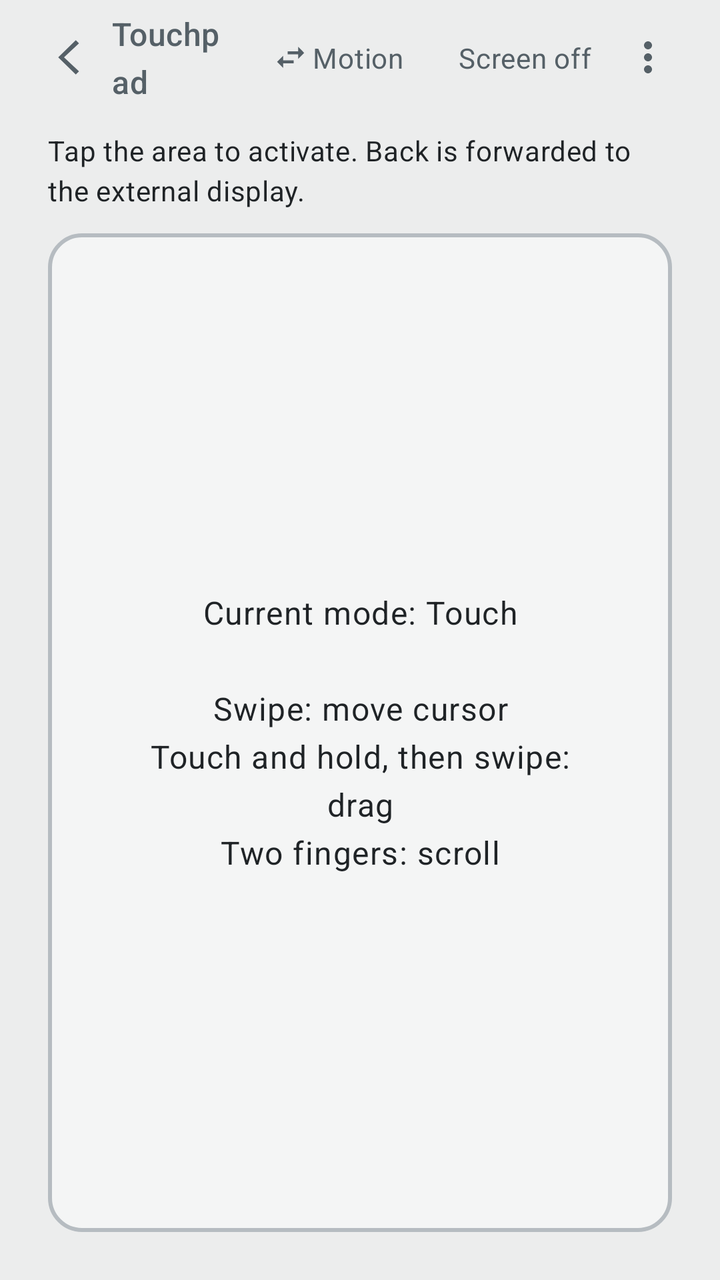
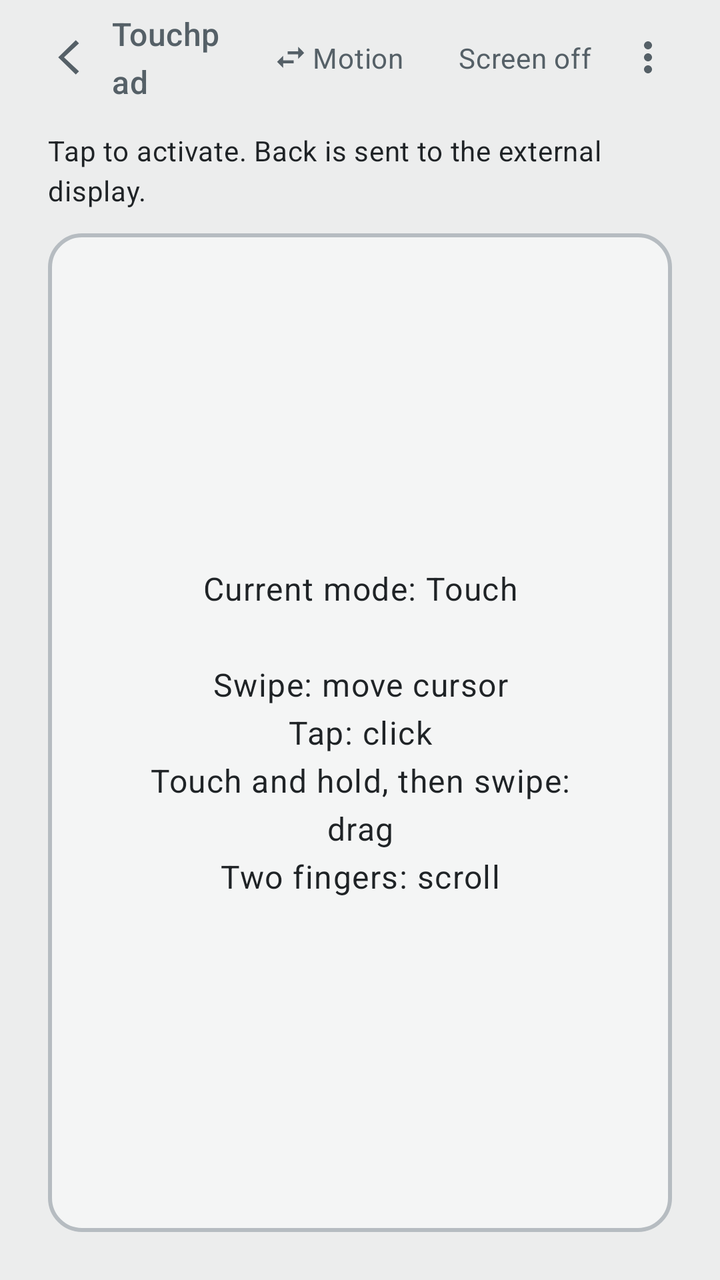

Compare the two renders of this Android layout. The source of the first and the diff that turns it into the second are given below.
<!-- AndroidManifest.xml: application theme Theme.DeskControl -->
<!-- res/layout/activity_touchpad.xml -->
<?xml version="1.0" encoding="utf-8"?>
<FrameLayout xmlns:android="http://schemas.android.com/apk/res/android"
    xmlns:app="http://schemas.android.com/apk/res-auto"
    android:id="@+id/touchpadRoot"
    android:layout_width="match_parent"
    android:layout_height="match_parent">

    <LinearLayout
        android:layout_width="match_parent"
        android:layout_height="match_parent"
        android:orientation="vertical"
        android:background="@color/touchpadBackground">

        <LinearLayout
            android:id="@+id/touchpadToolbar"
            android:layout_width="match_parent"
            android:layout_height="wrap_content"
            android:minHeight="48dp"
            android:paddingHorizontal="16dp"
            android:paddingVertical="6dp"
            android:gravity="center_vertical"
            android:background="@color/touchpadBackground">

            <ImageButton
                android:id="@+id/touchpadBack"
                android:layout_width="40dp"
                android:layout_height="40dp"
                android:background="?attr/selectableItemBackgroundBorderless"
                android:contentDescription="@string/touchpad_back_button"
                android:scaleType="center"
                android:src="@drawable/ic_back"
                app:tint="@color/touchpadToolbarText" />

            <com.google.android.material.textview.MaterialTextView
                android:id="@+id/touchpadTitle"
                android:layout_width="0dp"
                android:layout_height="wrap_content"
                android:layout_weight="1"
                android:gravity="center_vertical|start"
                android:text="@string/touchpad_title"
                android:textAppearance="?attr/textAppearanceTitleMedium"
                android:textColor="@color/touchpadToolbarText" />

            <LinearLayout
                android:id="@+id/touchpadSwitchToRay"
                android:layout_width="104dp"
                android:layout_height="wrap_content"
                android:background="?attr/selectableItemBackgroundBorderless"
                android:clickable="true"
                android:contentDescription="@string/control_surface_switch_action_to_motion"
                android:focusable="true"
                android:gravity="center"
                android:orientation="horizontal"
                android:paddingHorizontal="8dp"
                android:paddingVertical="6dp">

                <ImageView
                    android:layout_width="18dp"
                    android:layout_height="18dp"
                    android:importantForAccessibility="no"
                    android:src="@drawable/ic_swap_horiz"
                    app:tint="@color/touchpadToolbarText" />

                <com.google.android.material.textview.MaterialTextView
                    android:layout_width="wrap_content"
                    android:layout_height="wrap_content"
                    android:layout_marginStart="2dp"
                    android:text="@string/control_surface_switch_to_motion"
                    android:textAppearance="?attr/textAppearanceBodyMedium"
                    android:textColor="@color/touchpadToolbarText" />
            </LinearLayout>

            <com.google.android.material.textview.MaterialTextView
                android:id="@+id/touchpadBlackout"
                android:layout_width="wrap_content"
                android:layout_height="wrap_content"
                android:background="?attr/selectableItemBackgroundBorderless"
                android:clickable="true"
                android:focusable="true"
                android:paddingHorizontal="8dp"
                android:paddingVertical="6dp"
                android:text="@string/touchpad_blackout"
                android:textAppearance="?attr/textAppearanceBodyMedium"
                android:textColor="@color/touchpadToolbarText" />

            <ImageButton
                android:id="@+id/touchpadMore"
                android:layout_width="40dp"
                android:layout_height="40dp"
                android:background="?attr/selectableItemBackgroundBorderless"
                android:contentDescription="@string/touchpad_more_options"
                android:scaleType="center"
                android:src="@drawable/ic_more_vert"
                app:tint="@color/touchpadToolbarText" />
        </LinearLayout>

        <FrameLayout
            android:layout_width="match_parent"
            android:layout_height="0dp"
            android:layout_weight="1">

            <LinearLayout
                android:id="@+id/touchpadContent"
                android:layout_width="match_parent"
                android:layout_height="match_parent"
                android:orientation="vertical"
                android:paddingHorizontal="24dp"
                android:paddingTop="8dp"
                android:paddingBottom="24dp">

                <com.google.android.material.textview.MaterialTextView
                    android:layout_width="match_parent"
                    android:layout_height="wrap_content"
                    android:layout_marginBottom="12dp"
                    android:gravity="start"
                    android:text="@string/control_surface_activation_hint"
                    android:textAppearance="?attr/textAppearanceBodyMedium"
                    android:textColor="@color/touchpadHintInactive" />

                <FrameLayout
                    android:id="@+id/touchpadArea"
                    android:layout_width="match_parent"
                    android:layout_height="0dp"
                    android:layout_weight="1"
                    android:background="@drawable/touchpad_area_bg"
                    android:clickable="true"
                    android:contentDescription="@string/touchpad_hint"
                    android:focusable="true">

                    <com.google.android.material.textview.MaterialTextView
                        android:id="@+id/touchpadHint"
                        android:layout_width="wrap_content"
                        android:layout_height="wrap_content"
                        android:layout_gravity="center"
                        android:layout_margin="32dp"
                        android:gravity="center"
                        android:text="@string/touchpad_hint"
                        android:textAppearance="?attr/textAppearanceBodyLarge"
                        android:textColor="@color/touchpadHintInactive" />
                </FrameLayout>

                <androidx.core.widget.NestedScrollView
                    android:id="@+id/tuningPanel"
                    android:layout_width="match_parent"
                    android:layout_height="280dp"
                    android:layout_marginTop="16dp"
                    android:fillViewport="true"
                    android:overScrollMode="ifContentScrolls"
                    android:visibility="gone">

                    <LinearLayout
                        android:layout_width="match_parent"
                        android:layout_height="wrap_content"
                        android:orientation="vertical"
                        android:paddingBottom="12dp">

                        <LinearLayout
                            android:layout_width="match_parent"
                            android:layout_height="wrap_content"
                            android:gravity="center_vertical"
                            android:orientation="horizontal">

                            <com.google.android.material.textview.MaterialTextView
                                android:layout_width="0dp"
                                android:layout_height="wrap_content"
                                android:layout_weight="1"
                                android:text="@string/settings_cursor_speed"
                                android:textAppearance="?attr/textAppearanceBodySmall"
                                android:textColor="?attr/colorOnSurface" />

                            <com.google.android.material.textview.MaterialTextView
                                android:id="@+id/touchpadBaseGainValue"
                                android:layout_width="wrap_content"
                                android:layout_height="wrap_content"
                                android:text="@string/settings_cursor_speed_default"
                                android:textAppearance="?attr/textAppearanceBodySmall"
                                android:textColor="?attr/colorOnSurfaceVariant" />
                        </LinearLayout>

                        <com.google.android.material.slider.Slider
                            android:id="@+id/sliderBaseGain"
                            android:layout_width="match_parent"
                            android:layout_height="wrap_content" />

                        <LinearLayout
                            android:layout_width="match_parent"
                            android:layout_height="wrap_content"
                            android:gravity="center_vertical"
                            android:orientation="horizontal">

                            <com.google.android.material.textview.MaterialTextView
                                android:layout_width="0dp"
                                android:layout_height="wrap_content"
                                android:layout_weight="1"
                                android:text="@string/touchpad_acceleration"
                                android:textAppearance="?attr/textAppearanceBodySmall"
                                android:textColor="?attr/colorOnSurface" />

                            <com.google.android.material.textview.MaterialTextView
                                android:id="@+id/touchpadAccelerationValue"
                                android:layout_width="wrap_content"
                                android:layout_height="wrap_content"
                                android:text="@string/empty_text"
                                android:textAppearance="?attr/textAppearanceBodySmall"
                                android:textColor="?attr/colorOnSurfaceVariant" />
                        </LinearLayout>

                        <com.google.android.material.slider.Slider
                            android:id="@+id/sliderAccel"
                            android:layout_width="match_parent"
                            android:layout_height="wrap_content" />

                        <LinearLayout
                            android:layout_width="match_parent"
                            android:layout_height="wrap_content"
                            android:gravity="center_vertical"
                            android:orientation="horizontal">

                            <com.google.android.material.textview.MaterialTextView
                                android:layout_width="0dp"
                                android:layout_height="wrap_content"
                                android:layout_weight="1"
                                android:text="@string/touchpad_speed_for_max_accel"
                                android:textAppearance="?attr/textAppearanceBodySmall"
                                android:textColor="?attr/colorOnSurface" />

                            <com.google.android.material.textview.MaterialTextView
                                android:id="@+id/touchpadMaxAccelSpeedValue"
                                android:layout_width="wrap_content"
                                android:layout_height="wrap_content"
                                android:text="@string/empty_text"
                                android:textAppearance="?attr/textAppearanceBodySmall"
                                android:textColor="?attr/colorOnSurfaceVariant" />
                        </LinearLayout>

                        <com.google.android.material.slider.Slider
                            android:id="@+id/sliderSpeed"
                            android:layout_width="match_parent"
                            android:layout_height="wrap_content" />

                        <LinearLayout
                            android:layout_width="match_parent"
                            android:layout_height="wrap_content"
                            android:gravity="center_vertical"
                            android:orientation="horizontal">

                            <com.google.android.material.textview.MaterialTextView
                                android:layout_width="0dp"
                                android:layout_height="wrap_content"
                                android:layout_weight="1"
                                android:text="@string/touchpad_jitter_threshold"
                                android:textAppearance="?attr/textAppearanceBodySmall"
                                android:textColor="?attr/colorOnSurface" />

                            <com.google.android.material.textview.MaterialTextView
                                android:id="@+id/touchpadJitterValue"
                                android:layout_width="wrap_content"
                                android:layout_height="wrap_content"
                                android:text="@string/empty_text"
                                android:textAppearance="?attr/textAppearanceBodySmall"
                                android:textColor="?attr/colorOnSurfaceVariant" />
                        </LinearLayout>

                        <com.google.android.material.slider.Slider
                            android:id="@+id/sliderJitter"
                            android:layout_width="match_parent"
                            android:layout_height="wrap_content" />

                        <LinearLayout
                            android:layout_width="match_parent"
                            android:layout_height="wrap_content"
                            android:gravity="center_vertical"
                            android:orientation="horizontal">

                            <com.google.android.material.textview.MaterialTextView
                                android:layout_width="0dp"
                                android:layout_height="wrap_content"
                                android:layout_weight="1"
                                android:text="@string/touchpad_smoothing"
                                android:textAppearance="?attr/textAppearanceBodySmall"
                                android:textColor="?attr/colorOnSurface" />

                            <com.google.android.material.textview.MaterialTextView
                                android:id="@+id/touchpadSmoothingValue"
                                android:layout_width="wrap_content"
                                android:layout_height="wrap_content"
                                android:text="@string/empty_text"
                                android:textAppearance="?attr/textAppearanceBodySmall"
                                android:textColor="?attr/colorOnSurfaceVariant" />
                        </LinearLayout>

                        <com.google.android.material.slider.Slider
                            android:id="@+id/sliderSmoothing"
                            android:layout_width="match_parent"
                            android:layout_height="wrap_content" />

                        <LinearLayout
                            android:layout_width="match_parent"
                            android:layout_height="wrap_content"
                            android:gravity="center_vertical"
                            android:orientation="horizontal">

                            <com.google.android.material.textview.MaterialTextView
                                android:layout_width="0dp"
                                android:layout_height="wrap_content"
                                android:layout_weight="1"
                                android:text="@string/settings_touchpad_drag_boost"
                                android:textAppearance="?attr/textAppearanceBodySmall"
                                android:textColor="?attr/colorOnSurface" />

                            <com.google.android.material.textview.MaterialTextView
                                android:id="@+id/touchpadDragBoostInlineValue"
                                android:layout_width="wrap_content"
                                android:layout_height="wrap_content"
                                android:text="@string/settings_touchpad_drag_boost_default"
                                android:textAppearance="?attr/textAppearanceBodySmall"
                                android:textColor="?attr/colorOnSurfaceVariant" />
                        </LinearLayout>

                        <com.google.android.material.slider.Slider
                            android:id="@+id/sliderTouchpadDragBoostInline"
                            android:layout_width="match_parent"
                            android:layout_height="wrap_content" />

                        <LinearLayout
                            android:layout_width="match_parent"
                            android:layout_height="wrap_content"
                            android:gravity="center_vertical"
                            android:orientation="horizontal">

                            <com.google.android.material.textview.MaterialTextView
                                android:layout_width="0dp"
                                android:layout_height="wrap_content"
                                android:layout_weight="1"
                                android:text="@string/settings_touchpad_scroll_invert"
                                android:textAppearance="?attr/textAppearanceBodySmall"
                                android:textColor="?attr/colorOnSurface" />

                            <com.google.android.material.switchmaterial.SwitchMaterial
                                android:id="@+id/switchTouchpadScrollInvertInline"
                                android:layout_width="wrap_content"
                                android:layout_height="wrap_content" />
                        </LinearLayout>

                        <LinearLayout
                            android:layout_width="match_parent"
                            android:layout_height="wrap_content"
                            android:gravity="center_vertical"
                            android:orientation="horizontal">

                            <com.google.android.material.textview.MaterialTextView
                                android:layout_width="0dp"
                                android:layout_height="wrap_content"
                                android:layout_weight="1"
                                android:text="@string/settings_touchpad_scroll_speed"
                                android:textAppearance="?attr/textAppearanceBodySmall"
                                android:textColor="?attr/colorOnSurface" />

                            <com.google.android.material.textview.MaterialTextView
                                android:id="@+id/touchpadScrollSpeedInlineValue"
                                android:layout_width="wrap_content"
                                android:layout_height="wrap_content"
                                android:text="@string/settings_touchpad_scroll_speed_default"
                                android:textAppearance="?attr/textAppearanceBodySmall"
                                android:textColor="?attr/colorOnSurfaceVariant" />
                        </LinearLayout>

                        <com.google.android.material.slider.Slider
                            android:id="@+id/sliderTouchpadScrollSpeedInline"
                            android:layout_width="match_parent"
                            android:layout_height="wrap_content" />

                        <LinearLayout
                            android:layout_width="match_parent"
                            android:layout_height="wrap_content"
                            android:gravity="center_vertical"
                            android:orientation="horizontal">

                            <com.google.android.material.textview.MaterialTextView
                                android:layout_width="0dp"
                                android:layout_height="wrap_content"
                                android:layout_weight="1"
                                android:text="@string/settings_touchpad_scroll_distance"
                                android:textAppearance="?attr/textAppearanceBodySmall"
                                android:textColor="?attr/colorOnSurface" />

                            <com.google.android.material.textview.MaterialTextView
                                android:id="@+id/touchpadScrollDistanceInlineValue"
                                android:layout_width="wrap_content"
                                android:layout_height="wrap_content"
                                android:text="@string/settings_touchpad_scroll_distance_default"
                                android:textAppearance="?attr/textAppearanceBodySmall"
                                android:textColor="?attr/colorOnSurfaceVariant" />
                        </LinearLayout>

                        <com.google.android.material.slider.Slider
                            android:id="@+id/sliderTouchpadScrollDistanceInline"
                            android:layout_width="match_parent"
                            android:layout_height="wrap_content" />
                    </LinearLayout>
                </androidx.core.widget.NestedScrollView>
            </LinearLayout>

            <LinearLayout
                android:id="@+id/accessibilityGate"
                android:layout_width="match_parent"
                android:layout_height="match_parent"
                android:background="@color/touchpadBackground"
                android:gravity="center"
                android:orientation="vertical"
                android:padding="24dp"
                android:visibility="gone"
                android:clickable="true"
                android:focusable="true">

                <ImageView
                    android:layout_width="48dp"
                    android:layout_height="48dp"
                    android:layout_marginBottom="16dp"
                    android:contentDescription="@string/touchpad_accessibility_content_description"
                    android:src="@drawable/ic_accessibility"
                    app:tint="?attr/colorOnSurfaceVariant" />

                <com.google.android.material.textview.MaterialTextView
                    android:layout_width="match_parent"
                    android:layout_height="wrap_content"
                    android:gravity="center"
                    android:text="@string/touchpad_accessibility_required"
                    android:textAppearance="?attr/textAppearanceTitleMedium" />

                <com.google.android.material.textview.MaterialTextView
                    android:layout_width="match_parent"
                    android:layout_height="wrap_content"
                    android:layout_marginTop="8dp"
                    android:gravity="center"
                    android:text="@string/touchpad_accessibility_hint"
                    android:textAppearance="?attr/textAppearanceBodySmall"
                    android:textColor="?attr/colorOnSurfaceVariant" />

                <com.google.android.material.button.MaterialButton
                    android:id="@+id/btnOpenAccessibility"
                    android:layout_width="match_parent"
                    android:layout_height="wrap_content"
                    android:layout_marginTop="16dp"
                    android:text="@string/touchpad_open_accessibility_settings" />

                <com.google.android.material.button.MaterialButton
                    android:id="@+id/btnEnableAccessibilityShizuku"
                    android:layout_width="match_parent"
                    android:layout_height="wrap_content"
                    android:layout_marginTop="12dp"
                    style="?attr/materialButtonOutlinedStyle"
                    android:text="@string/touchpad_enable_accessibility_shizuku" />
            </LinearLayout>
        </FrameLayout>
    </LinearLayout>

    <FrameLayout
        android:id="@+id/blackoutOverlay"
        android:layout_width="match_parent"
        android:layout_height="match_parent"
        android:background="@android:color/black"
        android:clickable="true"
        android:focusable="true"
        android:visibility="gone">

        <com.google.android.material.textview.MaterialTextView
            android:id="@+id/blackoutHint"
            android:layout_width="match_parent"
            android:layout_height="wrap_content"
            android:layout_gravity="center_horizontal|bottom"
            android:layout_marginBottom="56dp"
            android:gravity="center"
            android:text="@string/touchpad_blackout_unlock_hint"
            android:textAppearance="?attr/textAppearanceBodyMedium"
            android:textColor="#CCFFFFFF"
            android:alpha="0"
            android:visibility="invisible" />
    </FrameLayout>

</FrameLayout>
<!-- resources referenced by this layout -->
<resources>
  <color name="touchpadBackground">@color/backgroundGraphite</color>
  <color name="touchpadHintInactive">@color/textPrimary</color>
  <color name="touchpadToolbarText">@color/textSecondary</color>
  <!-- drawable ic_accessibility (drawable) -->
  <?xml version="1.0" encoding="utf-8"?>
  <vector xmlns:android="http://schemas.android.com/apk/res/android"
      android:width="24dp"
      android:height="24dp"
      android:viewportWidth="24"
      android:viewportHeight="24">
      <path
          android:fillColor="#FFFFFFFF"
          android:pathData="M12,2C10.89,2 10,2.89 10,4s0.89,2 2,2 2,-0.89 2,-2 -0.89,-2 -2,-2zM21,7H3v2h6v13h2v-6h2v6h2V9h6V7z" />
  </vector>
  <!-- drawable ic_back (drawable) -->
  <?xml version="1.0" encoding="utf-8"?>
  <vector xmlns:android="http://schemas.android.com/apk/res/android"
      android:width="24dp"
      android:height="24dp"
      android:viewportWidth="24"
      android:viewportHeight="24">
      <path
          android:fillColor="#FFFFFFFF"
          android:pathData="M15.5,5 L8,12 L15.5,19 L13.9,20.6 L5.1,12 L13.9,3.4 Z" />
  </vector>
  <!-- drawable ic_swap_horiz (drawable) -->
  <vector xmlns:android="http://schemas.android.com/apk/res/android"
      android:width="18dp"
      android:height="18dp"
      android:viewportWidth="24"
      android:viewportHeight="24">
      <path
          android:fillColor="@color/touchpadToolbarText"
          android:pathData="M6.99,11L3,15l3.99,4v-3H14v-2H6.99v-3zM21,9l-3.99,-4v3H10v2h7.01v3L21,9z" />
  </vector>
  <string name="control_surface_activation_hint">Tap the area to activate. Back is forwarded to the external display.</string>
  <string name="control_surface_switch_action_to_motion">Switch to motion mode</string>
  <string name="control_surface_switch_to_motion">Motion</string>
  <string name="empty_text" translatable="false" />
  <string name="settings_cursor_speed">Cursor speed</string>
  <string name="settings_cursor_speed_default">0.8x</string>
  <string name="settings_touchpad_drag_boost">Long-press drag acceleration</string>
  <string name="settings_touchpad_drag_boost_default">1.2x</string>
  <string name="settings_touchpad_scroll_distance">Step trigger distance</string>
  <string name="settings_touchpad_scroll_distance_default">6.0 dp</string>
  <string name="settings_touchpad_scroll_invert">Natural direction</string>
  <string name="settings_touchpad_scroll_speed">Scroll movement per step</string>
  <string name="settings_touchpad_scroll_speed_default">1.0x</string>
  <string name="touchpad_acceleration">Acceleration</string>
  <string name="touchpad_accessibility_content_description">Accessibility</string>
  <string name="touchpad_accessibility_hint">Enable accessibility to control the cursor and send taps.</string>
  <string name="touchpad_accessibility_required">Accessibility required</string>
  <string name="touchpad_back_button">Back</string>
  <string name="touchpad_blackout">Screen off</string>
  <string name="touchpad_blackout_unlock_hint">Swipe up to unlock</string>
  <string name="touchpad_enable_accessibility_shizuku">Enable with Shizuku</string>
  <string name="touchpad_hint">Current mode: Touch\n\nSwipe: move cursor\nTouch and hold, then swipe: drag\nTwo fingers: scroll</string>
  <string name="touchpad_jitter_threshold">Jitter threshold</string>
  <string name="touchpad_more_options">More options</string>
  <string name="touchpad_open_accessibility_settings">Open accessibility settings</string>
  <string name="touchpad_smoothing">Smoothing (EMA)</string>
  <string name="touchpad_speed_for_max_accel">Speed for max accel</string>
  <string name="touchpad_title">Touchpad</string>
  <color name="backgroundGraphite">#ECEDED</color>
  <color name="textPrimary">#1F2326</color>
  <color name="textSecondary">#556067</color>
  <color name="touchpadAreaBorderActive">#E6E8EA</color>
  <color name="surfaceGraphite">#F1F2F2</color>
  <color name="surfaceStroke">#1F000000</color>
  <!-- unchanged entries left out for length: 3 -->
</resources>

<!-- the commit's change to res/layout/activity_touchpad.xml (unified diff, before → after) -->
@@ -445,12 +445,12 @@
                     android:text="@string/touchpad_open_accessibility_settings" />
 
                 <com.google.android.material.button.MaterialButton
-                    android:id="@+id/btnEnableAccessibilityShizuku"
+                    android:id="@+id/btnEnableAccessibilityAdvanced"
                     android:layout_width="match_parent"
                     android:layout_height="wrap_content"
                     android:layout_marginTop="12dp"
                     style="?attr/materialButtonOutlinedStyle"
-                    android:text="@string/touchpad_enable_accessibility_shizuku" />
+                    android:text="@string/touchpad_enable_accessibility_advanced" />
             </LinearLayout>
         </FrameLayout>
     </LinearLayout>
<!-- resource entries referenced after the edit -->
@@ -35,7 +35,7 @@
           android:fillColor="@color/touchpadToolbarText"
           android:pathData="M6.99,11L3,15l3.99,4v-3H14v-2H6.99v-3zM21,9l-3.99,-4v3H10v2h7.01v3L21,9z" />
   </vector>
-  <string name="control_surface_activation_hint">Tap the area to activate. Back is forwarded to the external display.</string>
+  <string name="control_surface_activation_hint">Tap to activate. Back is sent to the external display.</string>
   <string name="control_surface_switch_action_to_motion">Switch to motion mode</string>
   <string name="control_surface_switch_to_motion">Motion</string>
   <string name="empty_text" translatable="false" />
@@ -50,13 +50,13 @@
   <string name="settings_touchpad_scroll_speed_default">1.0x</string>
   <string name="touchpad_acceleration">Acceleration</string>
   <string name="touchpad_accessibility_content_description">Accessibility</string>
-  <string name="touchpad_accessibility_hint">Enable accessibility to control the cursor and send taps.</string>
+  <string name="touchpad_accessibility_hint">Enable the DeskControl accessibility service to control the cursor and perform gestures on the external display.</string>
   <string name="touchpad_accessibility_required">Accessibility required</string>
   <string name="touchpad_back_button">Back</string>
   <string name="touchpad_blackout">Screen off</string>
   <string name="touchpad_blackout_unlock_hint">Swipe up to unlock</string>
-  <string name="touchpad_enable_accessibility_shizuku">Enable with Shizuku</string>
-  <string name="touchpad_hint">Current mode: Touch\n\nSwipe: move cursor\nTouch and hold, then swipe: drag\nTwo fingers: scroll</string>
+  <string name="touchpad_enable_accessibility_advanced">Advanced enablement</string>
+  <string name="touchpad_hint">Current mode: Touch\n\nSwipe: move cursor\nTap: click\nTouch and hold, then swipe: drag\nTwo fingers: scroll</string>
   <string name="touchpad_jitter_threshold">Jitter threshold</string>
   <string name="touchpad_more_options">More options</string>
   <string name="touchpad_open_accessibility_settings">Open accessibility settings</string>
